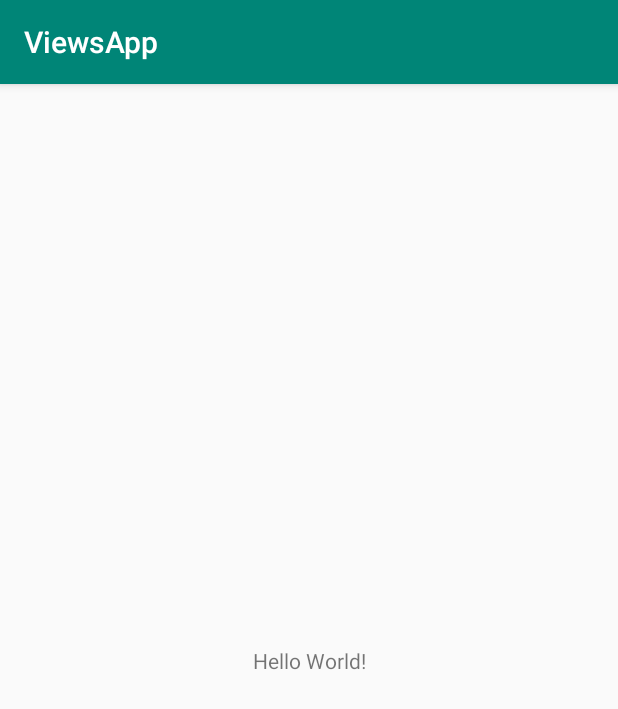
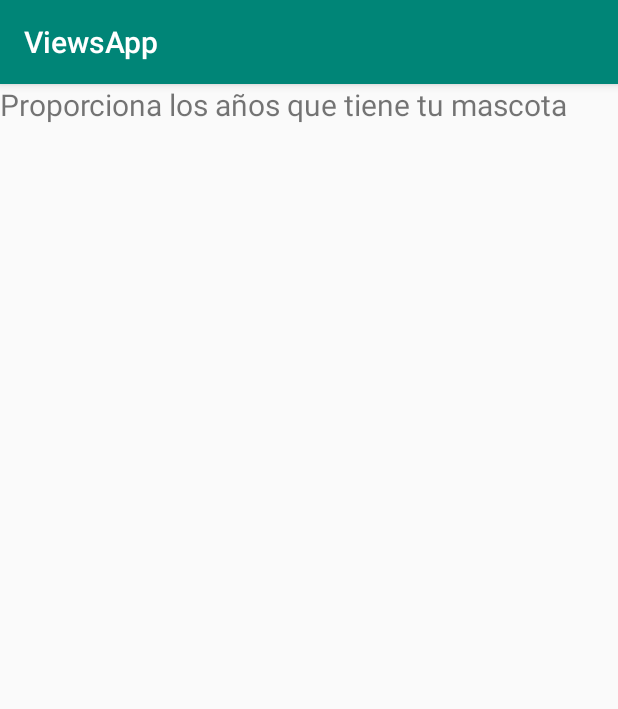
Before and after one commit to IamLAM/ViewsApp, an Android app: the screen it shows after launch (MainActivity), on a phone screen of 412 x 824 dp. Shown: the top 709 px of the screen. Run offline under Robolectric (Android 15) with nearby library versions, the phone set to English and light mode, and no system bars.

Commit message:
some msgs are showed

```diff
--- a/app/src/main/res/layout/activity_main.xml
+++ b/app/src/main/res/layout/activity_main.xml
@@ -9,10 +9,8 @@
     <TextView
         android:layout_width="wrap_content"
         android:layout_height="wrap_content"
-        android:text="Hello World!"
-        app:layout_constraintBottom_toBottomOf="parent"
-        app:layout_constraintLeft_toLeftOf="parent"
-        app:layout_constraintRight_toRightOf="parent"
-        app:layout_constraintTop_toTopOf="parent" />
+        android:text="Proporciona los años que tiene tu mascota"
+        android:textSize="20sp"
+        />
 
 </android.support.constraint.ConstraintLayout>
```
